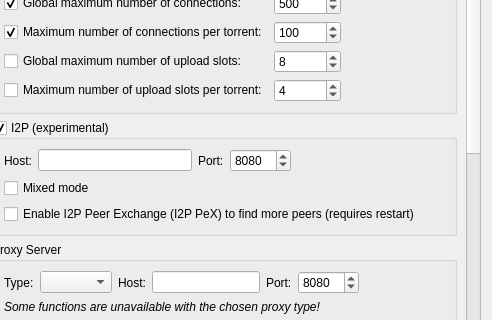
Before: the Qt Designer form src/gui/optionsdialog.ui in qbittorrent/qBittorrent, drawn with Qt 5; both pictures show x 287 to 779 and y 182 to 502 of the 779 by 591 pixel window.
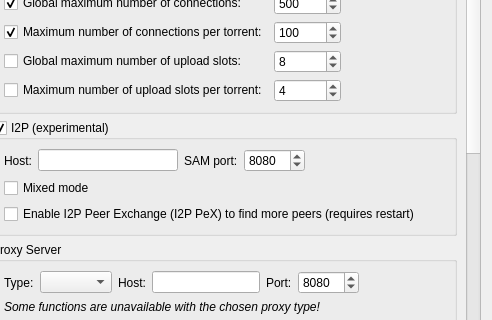
After: the same form once the commit is applied. The open tabs and pages were chosen to show the change. Icons and pictures are not drawn. Custom widgets are drawn as their Qt base class.

Commit message: Clarify I2P SAM port label

Diff of the .ui file:
```diff
--- a/src/gui/optionsdialog.ui
+++ b/src/gui/optionsdialog.ui
@@ -2113,7 +2113,7 @@
                  <item>
                   <widget class="QLabel" name="labelI2PPort">
                    <property name="text">
-                    <string>Port:</string>
+                    <string>SAM port:</string>
                    </property>
                   </widget>
                  </item>
```
